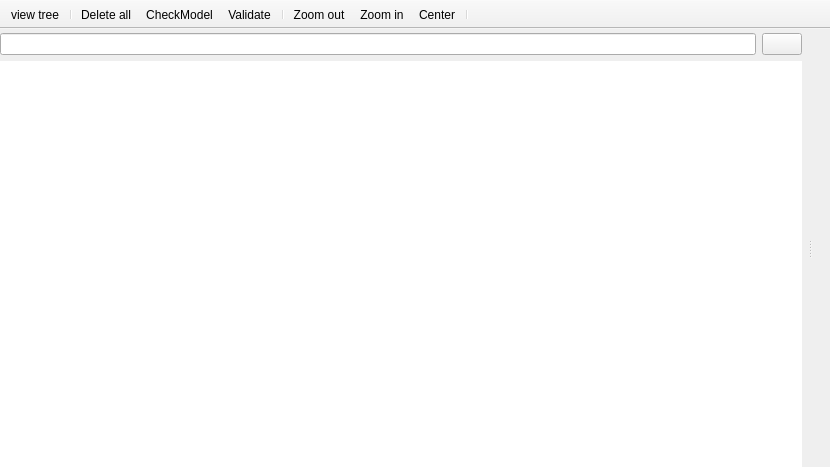
Before: the Qt Designer form src/VeraGrid/Gui/DynamicModelEditor/dynamic_editor_workspace.ui in JordiBejarUPC/veragrid-hvdc-bipolar-pfc, drawn with Qt 5.
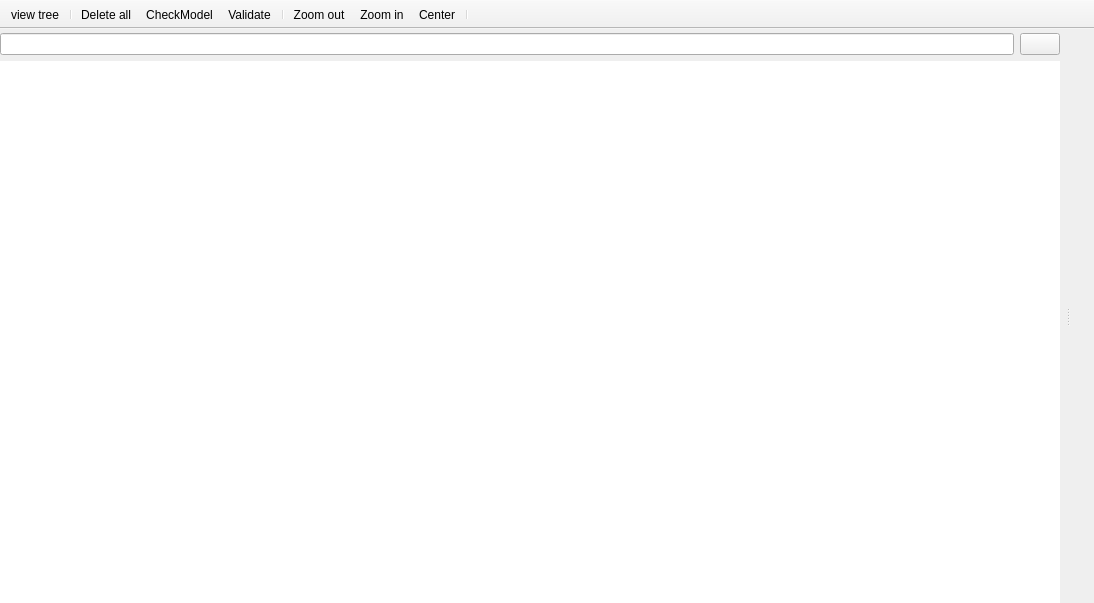
After: the same form once the commit is applied. Icons and pictures are not drawn.

```diff
--- a/src/VeraGrid/Gui/DynamicModelEditor/dynamic_editor_workspace.ui
+++ b/src/VeraGrid/Gui/DynamicModelEditor/dynamic_editor_workspace.ui
@@ -6,8 +6,8 @@
    <rect>
     <x>0</x>
     <y>0</y>
-    <width>830</width>
-    <height>467</height>
+    <width>1094</width>
+    <height>603</height>
    </rect>
   </property>
   <property name="windowTitle">
```
